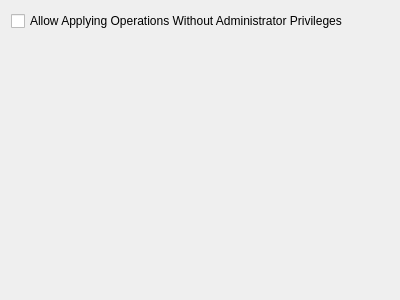
KDE/partitionmanager, file src/gui/configurepagegeneral.ui: the form before one commit.
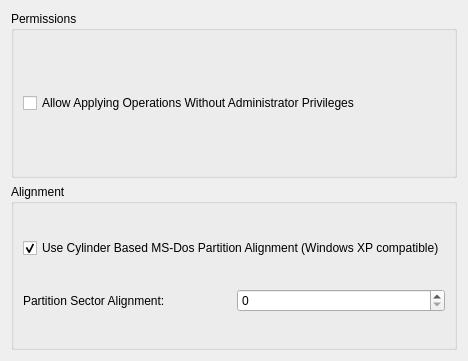
The form after the commit.

Commit message: move stuff from advanced page to general page

Patch:
```diff
--- a/src/gui/configurepagegeneral.ui
+++ b/src/gui/configurepagegeneral.ui
@@ -6,19 +6,88 @@
    <rect>
     <x>0</x>
     <y>0</y>
-    <width>400</width>
-    <height>300</height>
+    <width>459</width>
+    <height>361</height>
    </rect>
   </property>
   <property name="windowTitle">
    <string>Form</string>
   </property>
-  <layout class="QFormLayout" name="formLayout">
+  <layout class="QGridLayout" name="gridLayout_2">
    <item row="0" column="0">
-    <widget class="QCheckBox" name="kcfg_allowApplyOperationsAsNonRoot">
-     <property name="text">
-      <string>Allow Applying Operations Without Administrator Privileges</string>
+    <widget class="QGroupBox" name="groupBox">
+     <property name="sizePolicy">
+      <sizepolicy hsizetype="Preferred" vsizetype="Preferred">
+       <horstretch>0</horstretch>
+       <verstretch>1</verstretch>
+      </sizepolicy>
      </property>
+     <property name="title">
+      <string>Permissions</string>
+     </property>
+     <layout class="QGridLayout" name="gridLayout">
+      <item row="0" column="0">
+       <widget class="QCheckBox" name="kcfg_allowApplyOperationsAsNonRoot">
+        <property name="sizePolicy">
+         <sizepolicy hsizetype="Minimum" vsizetype="Fixed">
+          <horstretch>0</horstretch>
+          <verstretch>0</verstretch>
+         </sizepolicy>
+        </property>
+        <property name="text">
+         <string>Allow Applying Operations Without Administrator Privileges</string>
+        </property>
+       </widget>
+      </item>
+     </layout>
+    </widget>
+   </item>
+   <item row="1" column="0">
+    <widget class="QGroupBox" name="groupBox_2">
+     <property name="sizePolicy">
+      <sizepolicy hsizetype="Preferred" vsizetype="Preferred">
+       <horstretch>0</horstretch>
+       <verstretch>1</verstretch>
+      </sizepolicy>
+     </property>
+     <property name="title">
+      <string>Alignment</string>
+     </property>
+     <layout class="QGridLayout" name="gridLayout_3">
+      <item row="0" column="0" colspan="2">
+       <widget class="QCheckBox" name="kcfg_useCylinderAlignment">
+        <property name="text">
+         <string>Use Cylinder Based MS-Dos Partition Alignment (Windows XP compatible)</string>
+        </property>
+        <property name="checked">
+         <bool>true</bool>
+        </property>
+       </widget>
+      </item>
+      <item row="1" column="0">
+       <widget class="QLabel" name="label">
+        <property name="enabled">
+         <bool>true</bool>
+        </property>
+        <property name="text">
+         <string>Partition Sector Alignment:</string>
+        </property>
+        <property name="buddy">
+         <cstring>kcfg_sectorAlignment</cstring>
+        </property>
+       </widget>
+      </item>
+      <item row="1" column="1">
+       <widget class="QSpinBox" name="kcfg_sectorAlignment">
+        <property name="enabled">
+         <bool>true</bool>
+        </property>
+        <property name="maximum">
+         <number>16777215</number>
+        </property>
+       </widget>
+      </item>
+     </layout>
     </widget>
    </item>
   </layout>
```
The commit also changes 1 other file.
